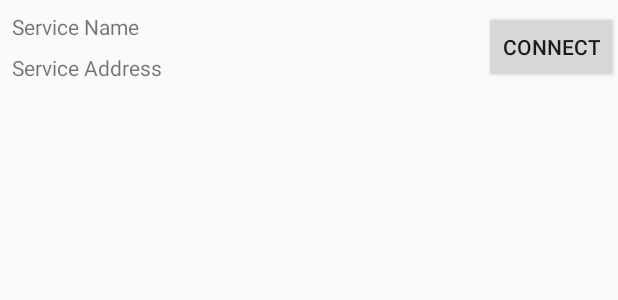
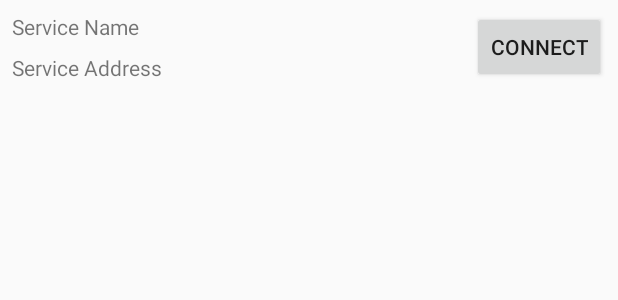
Before and after one commit to gtasa-savegame-editor/savegame-extractor-android, an Android app: the layout layout_service.xml on its own in the app's theme, with its tools: preview values and no code run, on a phone screen of 412 x 824 dp. Shown: the top 300 px of the screen. Run offline under Robolectric (Android 15) with nearby library versions, the phone set to English and light mode, and no system bars.

Commit message:
improve service layout

```diff
--- a/app/src/main/res/layout/layout_service.xml
+++ b/app/src/main/res/layout/layout_service.xml
@@ -1,33 +1,38 @@
 <?xml version="1.0" encoding="utf-8"?>
 <RelativeLayout xmlns:android="http://schemas.android.com/apk/res/android"
+    xmlns:tools="http://schemas.android.com/tools"
     android:layout_width="match_parent"
-    android:layout_height="wrap_content" >
+    android:layout_height="wrap_content">
 
     <TextView
         android:id="@+id/service_name"
         android:layout_width="match_parent"
         android:layout_height="wrap_content"
         android:layout_alignParentTop="true"
+        android:layout_marginStart="@dimen/layout_margin"
         android:layout_marginTop="@dimen/layout_margin"
-        android:layout_marginStart="@dimen/layout_margin"
         android:layout_marginEnd="@dimen/layout_margin"
-        android:text="Service Name" />
+        android:text="Service Name"
+        tools:ignore="HardcodedText" />
+
     <TextView
         android:id="@+id/service_address"
         android:layout_width="match_parent"
         android:layout_height="wrap_content"
         android:layout_below="@id/service_name"
+        android:layout_marginStart="@dimen/layout_margin"
         android:layout_marginTop="@dimen/layout_margin"
+        android:layout_marginEnd="@dimen/layout_margin"
         android:layout_marginBottom="@dimen/layout_margin"
-        android:layout_marginStart="@dimen/layout_margin"
-        android:layout_marginEnd="@dimen/layout_margin"
-        android:text="Service Address" />
+        android:text="Service Address"
+        tools:ignore="HardcodedText" />
 
     <Button
         android:id="@+id/connect_button"
         android:layout_width="wrap_content"
         android:layout_height="wrap_content"
+        android:layout_alignParentEnd="true"
         android:layout_centerVertical="true"
-        android:layout_alignParentEnd="true"
-        android:text="@string/connect"/>
+        android:layout_marginEnd="@dimen/layout_margin"
+        android:text="@string/connect" />
 </RelativeLayout>
```
